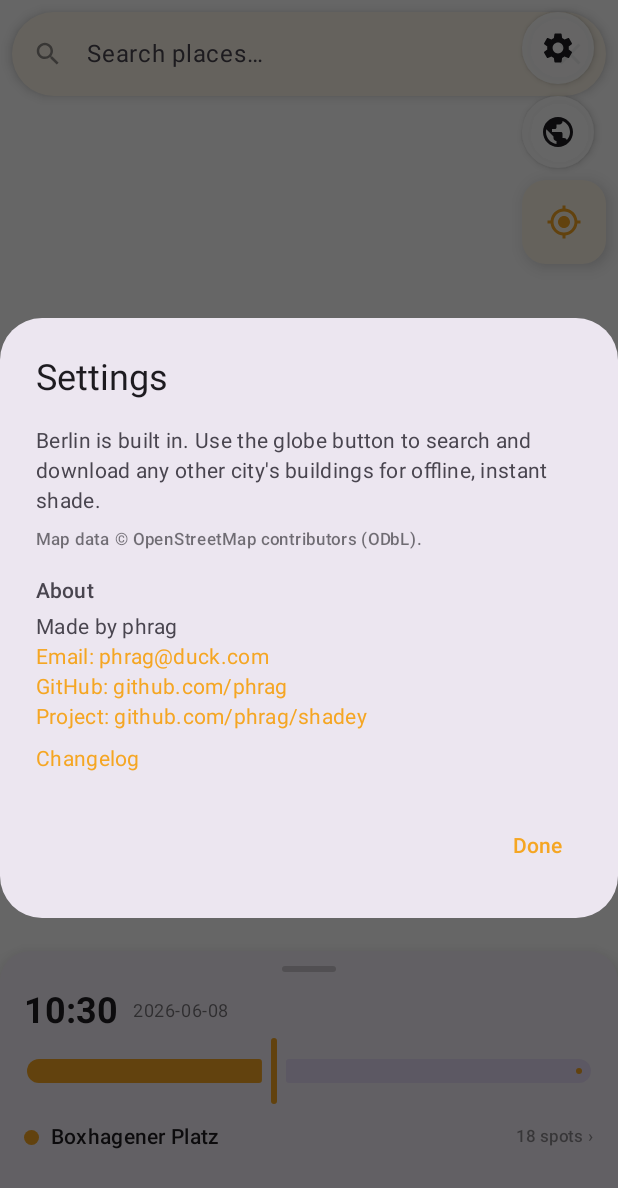
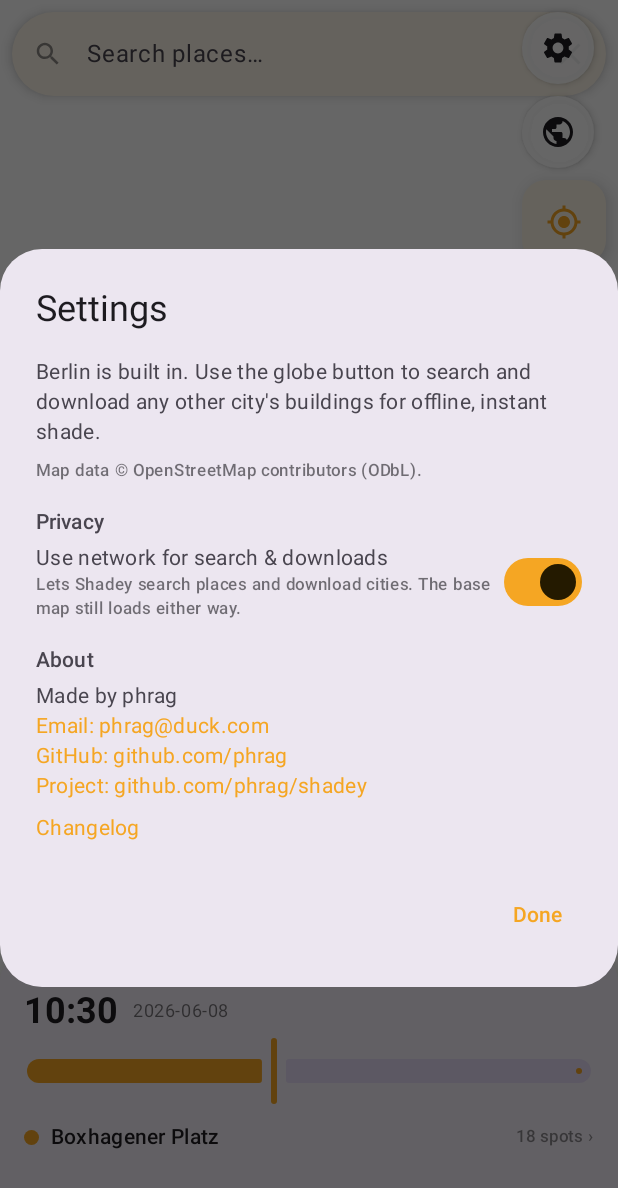
Before and after one commit to phrag/Shadey, an Android app built with Jetpack Compose: the screen it shows after launch (MainActivity), after a tap on "Settings", on a phone screen of 412 x 824 dp. Shown: the top 1188 px of the screen. Run offline under Robolectric (Android 15) with nearby library versions, the phone set to English and light mode, and no system bars; libraries missing offline, so code that uses them is left out: org.maplibre.android, org.maplibre.geojson; 2 statements that could not run were skipped; 2 other taps on this screen came first.

Commit message:
Wire up the network-data toggle as a real privacy control
The allow_osm_roaming preference was stored but never read. It now
drives a "Use network for search & downloads" switch in Settings and
gates every Nominatim/Overpass request: when off, place-search and
city-download make no network calls (the Cities dialog disables its
controls and explains why). The base map still loads regardless — this
controls building and search data only, as documented in the README.

https://claude.ai/code/session_01Tc3QkHSEtEp5FYiEC25sKU

```diff
--- a/app/src/main/kotlin/app/shadey/ui/MapScreen.kt
+++ b/app/src/main/kotlin/app/shadey/ui/MapScreen.kt
@@ -48,6 +48,7 @@ import androidx.compose.material3.MaterialTheme
 import androidx.compose.material3.OutlinedTextField
 import androidx.compose.material3.Slider
 import androidx.compose.material3.Surface
+import androidx.compose.material3.Switch
 import androidx.compose.material3.Text
 import androidx.compose.material3.TextButton
 import androidx.compose.material3.TextField
@@ -109,9 +110,10 @@ fun MapScreen(vm: ShadeyViewModel = viewModel()) {
         }
     }
 
-    // Debounced search-as-you-type, biased toward the current map viewport
-    LaunchedEffect(searchQuery) {
-        if (searchQuery.length >= 2) {
+    // Debounced search-as-you-type, biased toward the current map viewport. Skipped entirely
+    // when network data is off, so no Nominatim request is made.
+    LaunchedEffect(searchQuery, state.allowRoaming) {
+        if (searchQuery.length >= 2 && state.allowRoaming) {
             delay(400)
             searchBusy = true
             val viewbox = vm.mapViewbox()
@@ -423,7 +425,11 @@ fun MapScreen(vm: ShadeyViewModel = viewModel()) {
         }
     }
 
-    if (showSettings) SettingsDialog(onDismiss = { showSettings = false })
+    if (showSettings) SettingsDialog(
+        allowRoaming = state.allowRoaming,
+        onSetRoaming = vm::setAllowRoaming,
+        onDismiss = { showSettings = false },
+    )
     if (showCities) CitiesDialog(state, vm, onDismiss = { showCities = false })
     if (showSpots) SpotsDialog(state, vm, zone, onDismiss = { showSpots = false })
 }
@@ -487,6 +493,15 @@ private fun CitiesDialog(state: ShadeyUiState, vm: ShadeyViewModel, onDismiss: (
                     style = MaterialTheme.typography.bodySmall,
                     color = MaterialTheme.colorScheme.onSurface.copy(alpha = 0.7f),
                 )
+                if (!state.allowRoaming) {
+                    Spacer(Modifier.height(8.dp))
+                    Text(
+                        "Network data is off. Turn on “Use network for search & downloads” in " +
+                            "Settings to search and download cities.",
+                        style = MaterialTheme.typography.bodySmall,
+                        color = MaterialTheme.colorScheme.error,
+                    )
+                }
                 Spacer(Modifier.height(10.dp))
                 Row(verticalAlignment = Alignment.CenterVertically) {
                     OutlinedTextField(
@@ -495,9 +510,13 @@ private fun CitiesDialog(state: ShadeyUiState, vm: ShadeyViewModel, onDismiss: (
                         singleLine = true,
                         placeholder = { Text("Search a city") },
                         modifier = Modifier.weight(1f),
+                        enabled = state.allowRoaming,
                     )
                     Spacer(Modifier.width(8.dp))
-                    Button(onClick = { vm.searchCities(query) }, enabled = !state.cityBusy && query.isNotBlank()) {
+                    Button(
+                        onClick = { vm.searchCities(query) },
+                        enabled = !state.cityBusy && query.isNotBlank() && state.allowRoaming,
+                    ) {
                         Icon(Icons.Filled.Search, "Search")
                     }
                 }
@@ -520,7 +539,7 @@ private fun CitiesDialog(state: ShadeyUiState, vm: ShadeyViewModel, onDismiss: (
                     state.citySearch.forEach { hit ->
                         Row(
                             Modifier.fillMaxWidth().clip(RoundedCornerShape(8.dp))
-                                .clickable(enabled = !state.cityBusy) { vm.downloadCity(hit) }
+                                .clickable(enabled = !state.cityBusy && state.allowRoaming) { vm.downloadCity(hit) }
                                 .padding(vertical = 10.dp, horizontal = 4.dp),
                             verticalAlignment = Alignment.CenterVertically,
                         ) {
@@ -660,7 +679,11 @@ private fun SelectedCard(info: SpotSunInfo, zone: ZoneId, onRemove: () -> Unit,
 }
 
 @Composable
-private fun SettingsDialog(onDismiss: () -> Unit) {
+private fun SettingsDialog(
+    allowRoaming: Boolean,
+    onSetRoaming: (Boolean) -> Unit,
+    onDismiss: () -> Unit,
+) {
     val uriHandler = LocalUriHandler.current
     val context = LocalContext.current
     val versionName = remember {
@@ -685,6 +708,24 @@ private fun SettingsDialog(onDismiss: () -> Unit) {
                     style = MaterialTheme.typography.labelSmall,
                     color = MaterialTheme.colorScheme.onSurface.copy(alpha = 0.6f),
                 )
+                Spacer(Modifier.height(16.dp))
+                Text("Privacy", style = MaterialTheme.typography.labelLarge)
+                Spacer(Modifier.height(4.dp))
+                Row(verticalAlignment = Alignment.CenterVertically) {
+                    Column(Modifier.weight(1f)) {
+                        Text(
+                            "Use network for search & downloads",
+                            style = MaterialTheme.typography.bodyMedium,
+                        )
+                        Text(
+                            "Lets Shadey search places and download cities. The base map still loads either way.",
+                            style = MaterialTheme.typography.labelSmall,
+                            color = MaterialTheme.colorScheme.onSurface.copy(alpha = 0.6f),
+                        )
+                    }
+                    Spacer(Modifier.width(8.dp))
+                    Switch(checked = allowRoaming, onCheckedChange = onSetRoaming)
+                }
                 Spacer(Modifier.height(16.dp))
                 Text("About", style = MaterialTheme.typography.labelLarge)
                 Spacer(Modifier.height(4.dp))
--- a/app/src/main/kotlin/app/shadey/ui/ShadeyViewModel.kt
+++ b/app/src/main/kotlin/app/shadey/ui/ShadeyViewModel.kt
@@ -60,6 +60,11 @@ data class ShadeyUiState(
     val cachedCities: List<CachedCity> = emptyList(),
     val cityBusy: Boolean = false,
     val cityStatus: String? = null,
+    /**
+     * Whether Shadey may use the network for place search and city downloads. The base map
+     * always loads regardless — this only gates the Nominatim/Overpass requests.
+     */
+    val allowRoaming: Boolean = true,
     /** True when there's no usable building data yet, so the UI should prompt for a city. */
     val promptCity: Boolean = false,
 ) {
@@ -145,6 +150,9 @@ class ShadeyViewModel(app: Application) : AndroidViewModel(app) {
                 userSpots = it
                 recompute(rank = true)
             }
+        }
+        viewModelScope.launch {
+            store.allowRoaming.collect { allow -> _state.update { it.copy(allowRoaming = allow) } }
         }
     }
 
@@ -295,6 +303,10 @@ class ShadeyViewModel(app: Application) : AndroidViewModel(app) {
 
     /** Search OpenStreetMap for a city/place to download. */
     fun searchCities(query: String) {
+        if (!_state.value.allowRoaming) {
+            _state.update { it.copy(cityStatus = "Network data is off — enable it in Settings to search.") }
+            return
+        }
         searchJob?.cancel()
         searchJob = viewModelScope.launch {
             _state.update { it.copy(cityBusy = true, cityStatus = null) }
@@ -310,8 +322,17 @@ class ShadeyViewModel(app: Application) : AndroidViewModel(app) {
 
     fun dismissCityPrompt() = _state.update { it.copy(promptCity = false) }
 
+    /** Toggle whether the network may be used for place search + city downloads. */
+    fun setAllowRoaming(value: Boolean) {
+        viewModelScope.launch { store.setAllowRoaming(value) }
+    }
+
     /** Download a searched city's buildings, cache them, and switch to it. */
     fun downloadCity(hit: CityHit) {
+        if (!_state.value.allowRoaming) {
+            _state.update { it.copy(cityStatus = "Network data is off — enable it in Settings to download.") }
+            return
+        }
         viewModelScope.launch {
             _state.update { it.copy(cityBusy = true, cityStatus = "Downloading ${hit.name}…") }
             try {
```
Also changed, not shown: 1 other file.
